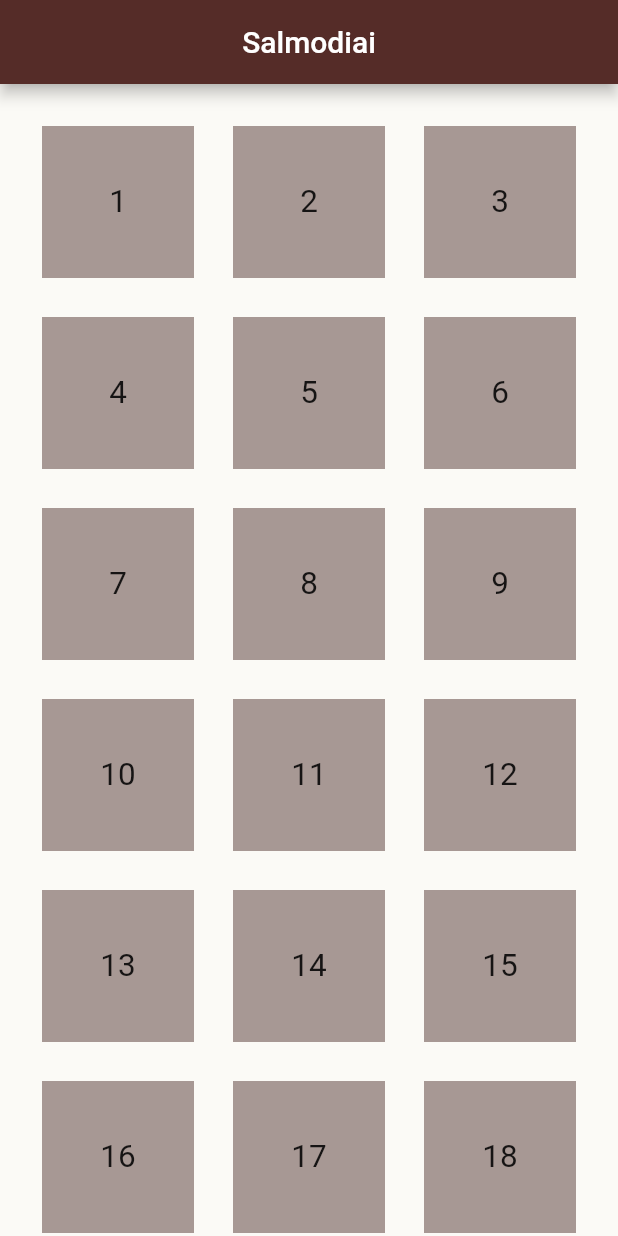
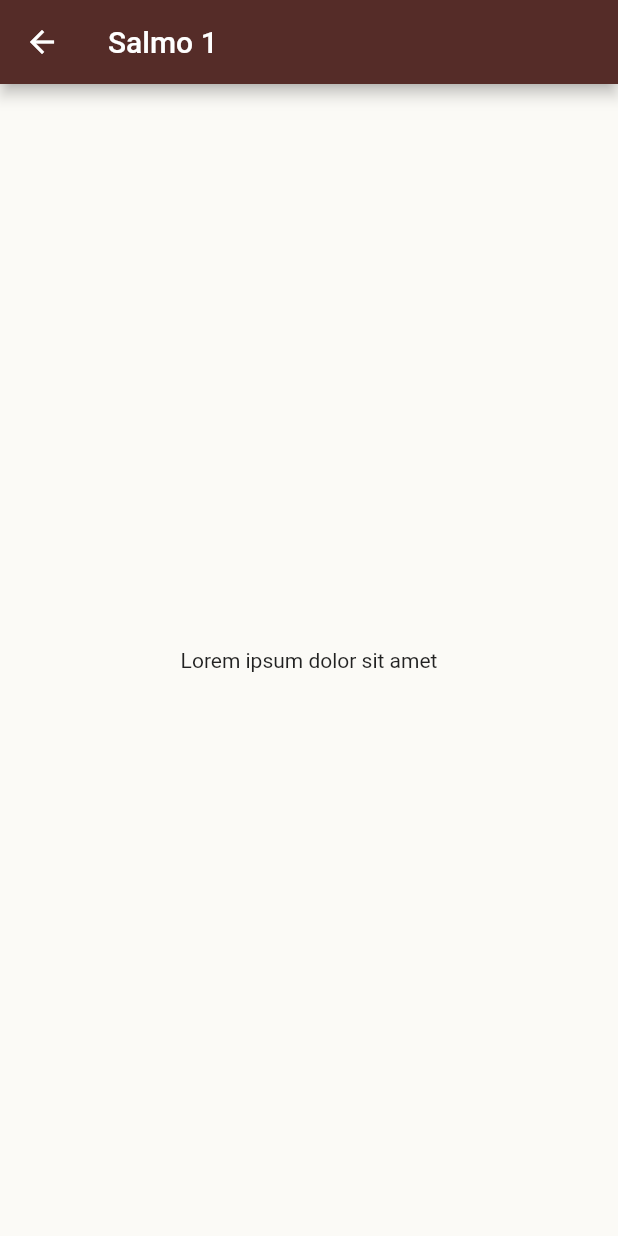
Before and after one commit to uiansol/psalmody, a Flutter app: the screen it shows after launch, after a tap on an icon or button, on a phone screen of 412 x 824 dp. Run offline on Flutter 3.47's test engine with Material 2 defaults, Android fonts, the phone set to English and light mode, and no system bars.

Commit message:
Navigate to Psalms screen and back

```diff
--- a/lib/main.dart
+++ b/lib/main.dart
@@ -1,6 +1,6 @@
 import 'package:flutter/material.dart';
 
-import 'package:psalmody/home.dart';
+import 'package:psalmody/screens/home.dart';
 
 void main() => runApp(MyApp());
 
--- a/lib/home.dart
+++ b/lib/screens/home.dart
@@ -1,6 +1,6 @@
 import 'package:flutter/material.dart';
 
-import 'package:psalmody/widgets/psalm.dart';
+import 'package:psalmody/widgets/psalm_item.dart';
 
 class Home extends StatelessWidget {
   @override
--- /dev/null
+++ b/lib/screens/psalm.dart
@@ -0,0 +1,24 @@
+import 'package:flutter/material.dart';
+
+class Psalm extends StatelessWidget {
+  final int id;
+
+  Psalm(this.id);
+
+  @override
+  Widget build(BuildContext context) {
+    return Scaffold(
+      appBar: AppBar(
+        title: Center(
+          child: Align(
+            alignment: Alignment.centerLeft,
+            child: Text('Salmo ' + id.toString()),
+          ),
+        ),
+      ),
+      body: Center(
+        child: Text('Lorem ipsum dolor sit amet'),
+      ),
+    );
+  }
+}
--- a/lib/widgets/psalm.dart
+++ b/lib/widgets/psalm_item.dart
@@ -1,11 +1,18 @@
 import 'package:flutter/material.dart';
+
+import 'package:psalmody/screens/psalm.dart';
 
 class PsalmItem extends StatelessWidget {
   final int id;
 
   PsalmItem(this.id);
 
-  void selectPsalm(BuildContext context) {}
+  void selectPsalm(BuildContext context) {
+    Navigator.push(
+      context,
+      MaterialPageRoute(builder: (context) =>Psalm(id)),
+    );
+  }
 
   @override
   Widget build(BuildContext context) {
@@ -20,7 +27,8 @@ class PsalmItem extends StatelessWidget {
           child: Center(
             child: Text(
               id.toString(),
-              style: DefaultTextStyle.of(context).style.apply(fontSizeFactor: 1.5),
+              style:
+                  DefaultTextStyle.of(context).style.apply(fontSizeFactor: 1.5),
             ),
           ),
           color: Theme.of(context).accentColor,
```
